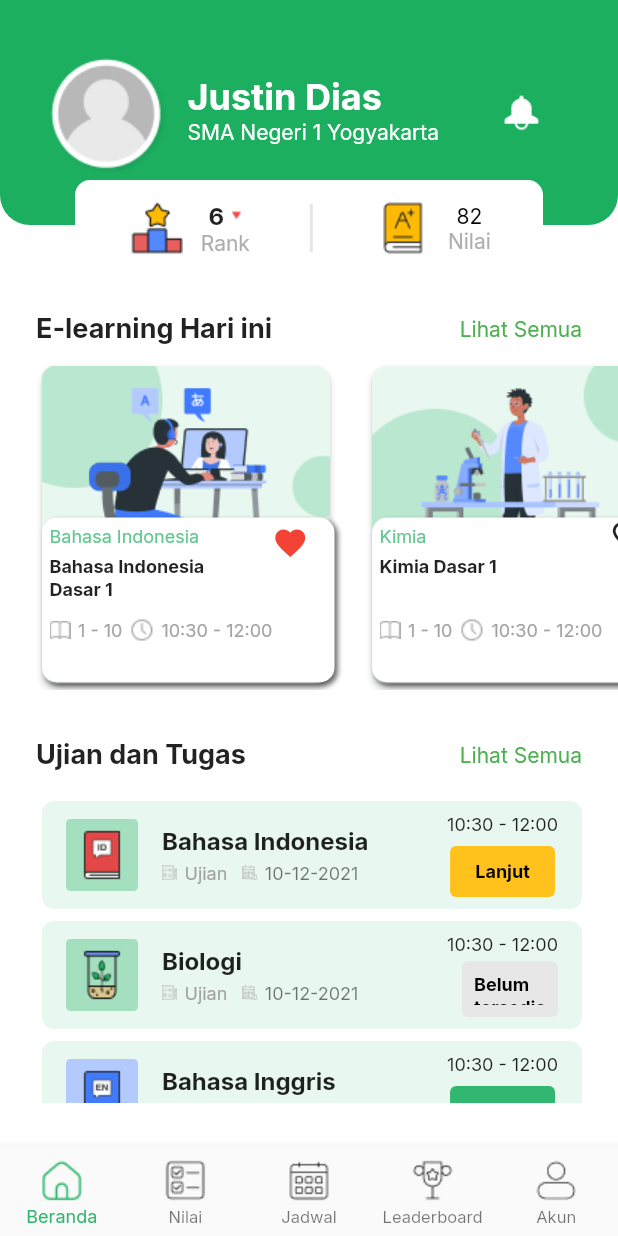
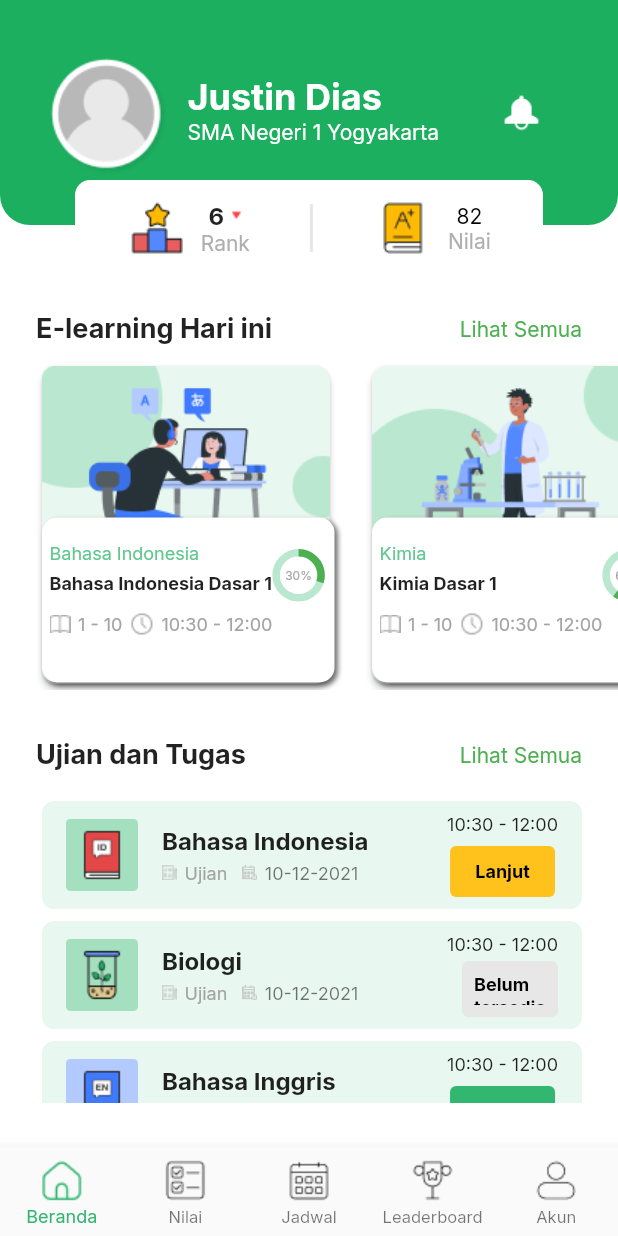
Before and after one commit to taufiqjack/ujione_ui_new, a Flutter app: the screen it shows after launch, on a phone screen of 412 x 824 dp. Run offline on Flutter 3.47's test engine with Material 2 defaults, Android fonts, the phone set to English and light mode, and no system bars; drawn by our look-alikes of percent_indicator; our stand-ins replace google_fonts.

Commit message:
update progress bar

```diff
--- a/lib/ui/view/home.dart
+++ b/lib/ui/view/home.dart
@@ -1,4 +1,5 @@
 import 'package:flutter/material.dart';
+import 'package:percent_indicator/circular_percent_indicator.dart';
 
 class HomeView extends StatefulWidget {
   const HomeView({Key? key}) : super(key: key);
@@ -275,18 +276,18 @@ class _HomeViewState extends State<HomeView> {
                                               Radius.circular(10))),
                                       height: 110,
                                       width: 195,
+                                      child: Padding(
+                                        padding: const EdgeInsets.only(
+                                          left: 5,
+                                          top: 16,
+                                        ),
                                         child: Row(
                                           mainAxisAlignment:
                                               MainAxisAlignment.start,
                                           crossAxisAlignment:
                                               CrossAxisAlignment.start,
                                           children: [
-                                          Padding(
-                                            padding: const EdgeInsets.only(
-                                              left: 5,
-                                              top: 5,
-                                            ),
-                                            child: Column(
+                                            Column(
                                               mainAxisAlignment:
                                                   MainAxisAlignment.start,
                                               crossAxisAlignment:
@@ -304,11 +305,13 @@ class _HomeViewState extends State<HomeView> {
                                                   height: 5,
                                                 ),
                                                 const Text(
-                                                  'Bahasa Indonesia\nDasar 1',
+                                                  'Bahasa Indonesia Dasar 1',
                                                   style: TextStyle(
                                                       fontSize: 12,
-                                                    fontWeight: FontWeight.w700,
-                                                  ),
+                                                      fontWeight:
+                                                          FontWeight.w700,
+                                                      overflow: TextOverflow
+                                                          .ellipsis),
                                                 ),
                                                 const SizedBox(
                                                   height: 12,
@@ -347,17 +350,31 @@ class _HomeViewState extends State<HomeView> {
                                                 )
                                               ],
                                             ),
-                                          ),
-                                          const Padding(
-                                            padding: EdgeInsets.only(
+                                            Padding(
+                                              padding: const EdgeInsets.only(
                                                 top: 5,
                                               ),
-                                            child: Icon(
-                                              Icons.favorite,
-                                              color: Colors.red,
+                                              child: Expanded(
+                                                child: CircularPercentIndicator(
+                                                  radius: 35.0,
+                                                  lineWidth: 5,
+                                                  animation: true,
+                                                  percent: 30 / 100,
+                                                  progressColor: Colors.green,
+                                                  backgroundColor:
+                                                      const Color(0xFFBAE7CF),
+                                                  center: const Text(
+                                                    '30%',
+                                                    style: TextStyle(
+                                                        color:
+                                                            Color(0xFFA4A4A4),
+                                                        fontSize: 8),
+                                                  ),
+                                                ),
                                               ),
                                             ),
                                           ],
+                                        ),
                                       ),
                                     ),
                                   ),
@@ -411,18 +428,18 @@ class _HomeViewState extends State<HomeView> {
                                               Radius.circular(10))),
                                       height: 110,
                                       width: 195,
+                                      child: Padding(
+                                        padding: const EdgeInsets.only(
+                                          left: 5,
+                                          top: 16,
+                                        ),
                                         child: Row(
                                           mainAxisAlignment:
                                               MainAxisAlignment.start,
                                           crossAxisAlignment:
                                               CrossAxisAlignment.start,
                                           children: [
-                                          Padding(
-                                            padding: const EdgeInsets.only(
-                                              left: 5,
-                                              top: 5,
-                                            ),
-                                            child: Column(
+                                            Column(
                                               mainAxisAlignment:
                                                   MainAxisAlignment.start,
                                               crossAxisAlignment:
@@ -440,9 +457,11 @@ class _HomeViewState extends State<HomeView> {
                                                   height: 5,
                                                 ),
                                                 const Text(
-                                                  'Kimia Dasar 1\n',
+                                                  'Kimia Dasar 1',
                                                   style: TextStyle(
                                                     fontSize: 12,
+                                                    overflow:
+                                                        TextOverflow.ellipsis,
                                                     fontWeight: FontWeight.w700,
                                                   ),
                                                 ),
@@ -483,22 +502,38 @@ class _HomeViewState extends State<HomeView> {
                                                 )
                                               ],
                                             ),
+                                            Padding(
+                                              padding:
+                                                  const EdgeInsets.only(top: 5),
+                                              child: Expanded(
+                                                child: CircularPercentIndicator(
+                                                  radius: 35.0,
+                                                  lineWidth: 5,
+                                                  animation: true,
+                                                  percent: 60 / 100,
+                                                  progressColor: Colors.green,
+                                                  backgroundColor:
+                                                      const Color(0xFFBAE7CF),
+                                                  center: const Text(
+                                                    '60%',
+                                                    style: TextStyle(
+                                                        color:
+                                                            Color(0xFFA4A4A4),
+                                                        fontSize: 8),
                                                   ),
-                                          const SizedBox(
-                                            width: 5,
                                                 ),
-                                          const Icon(
-                                            Icons.favorite_border,
-                                          )
+                                              ),
+                                            ),
                                           ],
                                         ),
                                       ),
                                     ),
-                                  const SizedBox(
-                                    height: 10,
                                   ),
                                 ],
                               ),
+                              const SizedBox(
+                                width: 10,
+                              )
                             ],
                           ),
                         ),
--- a/pubspec.yaml
+++ b/pubspec.yaml
@@ -34,6 +34,7 @@ dependencies:
   # Use with the CupertinoIcons class for iOS style icons.
   cupertino_icons: ^1.0.2
   google_fonts: ^2.1.0
+  percent_indicator: ^3.4.0
 
 dev_dependencies:
   flutter_test:
```
Also changed, not shown: pubspec.lock. Lines whose indentation alone changed are shown as unchanged.
